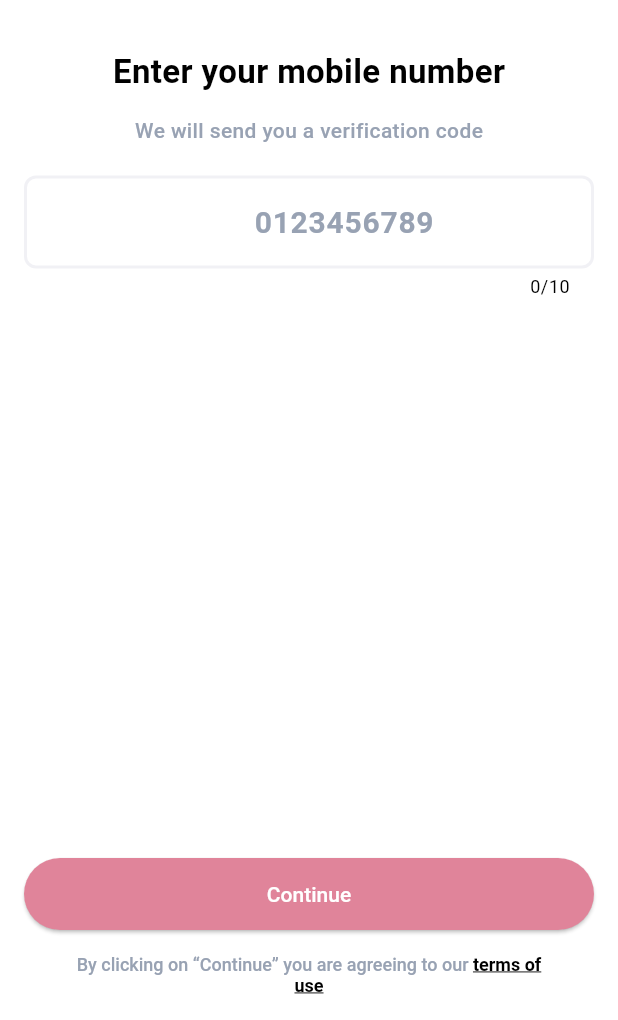
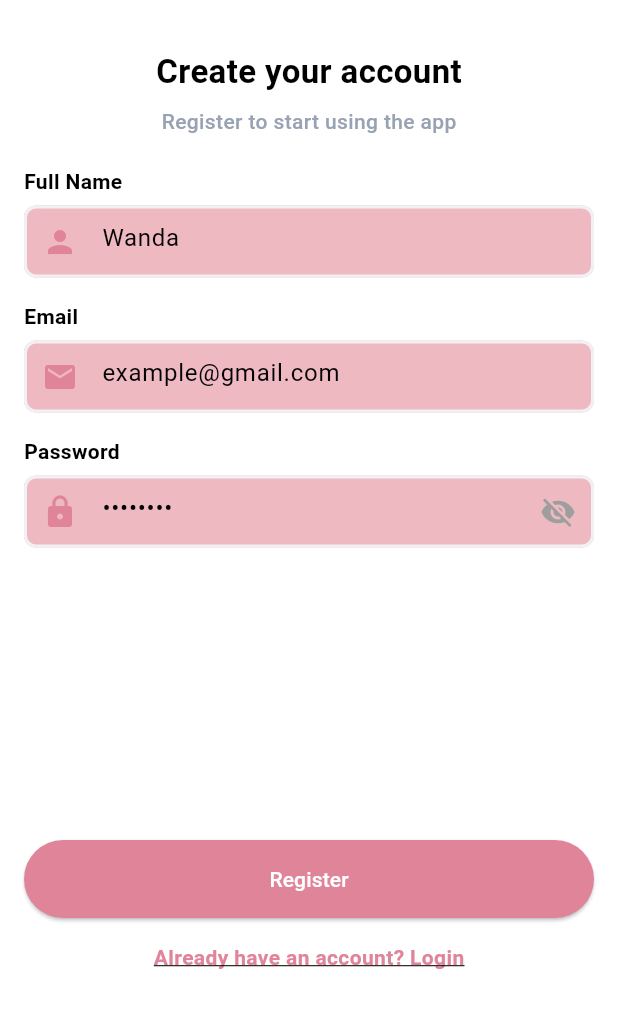
Before and after one commit to wandalionita05/florist, a Flutter app: the RegistrationScreen screen opened by its route, on a phone screen of 412 x 824 dp, the part 216-1236 px from its top. Run offline on Flutter 3.47's test engine with Material 3 defaults, Android fonts, the phone set to English and light mode, and no system bars; our stand-ins replace animated_theme_switcher, badges, cached_network_image, carousel_slider, dio, flutter_rating_bar and 5 more; missing offline and left inert: flutter_email_sender; accounts and stored records are empty; network calls fail.

Commit message:
ngerubah tampilan regist dan juga foto di dashboard

```diff
--- a/lib/utils/routes.dart
+++ b/lib/utils/routes.dart
@@ -24,5 +24,6 @@ class MyRoutes {
     //GetPage(name: '/search', page: () => VegetablesSearchScreen()),
     GetPage(name: '/details', page: () => VegetableDetailScreen()),
     //GetPage(name: '/ArExperience', page: () => ArExperience()),
+    GetPage(name: '/home', page: () => DashboardScreen()),
   ];
 }
--- a/lib/views/dashboard.dart
+++ b/lib/views/dashboard.dart
@@ -214,24 +214,24 @@ class _DashboardScreenState extends State<DashboardScreen>
                 scrollDirection: Axis.horizontal,
                 children: [
                   FlowerProductCard(
-                    image: "https://i.imgur.com/SYHeu2v.jpeg",
-                    name: "Bouquet Mawar Pink",
+                    image: "https://cdn.pixabay.com/photo/2014/07/14/11/44/bridal-393049_1280.jpg",
+                    name: "Wedding Bucket",
                     price: "Rp 120.000",
                     rating: 4.8,
                     onTap: () {},
                     onAddToCart: () {},
                   ),
                   FlowerProductCard(
-                    image: "https://i.imgur.com/fiZQwqG.jpeg",
-                    name: "Bucket Wisuda Elegan",
+                    image: "https://cdn.pixabay.com/photo/2025/03/26/09/05/postcard-9494030_1280.jpg",
+                    name: "Bucket Wisuda + Boneka",
                     price: "Rp 150.000",
                     rating: 4.9,
                     onTap: () {},
                     onAddToCart: () {},
                   ),
                   FlowerProductCard(
-                    image: "https://i.imgur.com/tjx3PqA.jpeg",
-                    name: "Tulip Pastel Mix",
+                    image: "https://pixabay.com/photos/bridal-bouquet-roses-wedding-2795428/",
+                    name: "Pink Pastel Wedding Bucket",
                     price: "Rp 175.000",
                     rating: 4.7,
                     onTap: () {},
@@ -268,7 +268,7 @@ class _DashboardScreenState extends State<DashboardScreen>
                 scrollDirection: Axis.horizontal,
                 children: [
                   FlowerProductCard(
-                    image: "https://i.imgur.com/v7Mkt8b.jpeg",
+                    image: "https://cdn.pixabay.com/photo/2018/07/17/21/49/flower-bouquet-3545096_1280.jpg",
                     name: "Bucket Wisuda Premium",
                     price: "Rp 190.000",
                     rating: 4.9,
@@ -276,16 +276,16 @@ class _DashboardScreenState extends State<DashboardScreen>
                     onAddToCart: () {},
                   ),
                   FlowerProductCard(
-                    image: "https://i.imgur.com/ACbnrZO.jpeg",
-                    name: "Bouquet Mawar Elegan",
+                    image: "https://cdn.pixabay.com/photo/2016/05/27/22/25/roses-1420719_1280.jpg",
+                    name: "Bucket Mawar Elegan",
                     price: "Rp 130.000",
                     rating: 4.8,
                     onTap: () {},
                     onAddToCart: () {},
                   ),
                   FlowerProductCard(
-                    image: "https://i.imgur.com/Bq5Vyzm.jpeg",
-                    name: "Wisuda Teddy Bear Flowers",
+                    image: "https://cdn.pixabay.com/photo/2020/02/11/10/20/bouquet-4839049_1280.jpg",
+                    name: "Wisuda Bucket Buah",
                     price: "Rp 200.000",
                     rating: 5.0,
                     onTap: () {},
--- a/lib/views/registration.dart
+++ b/lib/views/registration.dart
@@ -1,31 +1,38 @@
 import 'package:flutter/material.dart';
+import 'package:get/get.dart';
 import 'package:flutter/services.dart';
-import 'package:get/route_manager.dart';
 import 'package:florist/constants/assets.dart';
 import 'package:florist/views/common_widgets/appBar.dart';
 
-class RegistrationScreen extends StatelessWidget {
+class RegistrationScreen extends StatefulWidget {
   RegistrationScreen({Key? key}) : super(key: key);
+
+  @override
+  State<RegistrationScreen> createState() => _RegistrationScreenState();
+}
+
+class _RegistrationScreenState extends State<RegistrationScreen> {
+  final TextEditingController nameController = TextEditingController();
+  final TextEditingController emailController = TextEditingController();
+  final TextEditingController passwordController = TextEditingController();
+
+  bool obscurePassword = true;
 
   @override
   Widget build(BuildContext context) {
     return Scaffold(
-      //resizeToAvoidBottomInset: false,
       backgroundColor: Get.theme.scaffoldBackgroundColor,
       appBar: MyAppBar(
-          leading:
-              InkResponse(onTap: () => Get.back(), child: BackButtonIcon())),
+        leading: InkResponse(onTap: () => Get.back(), child: BackButtonIcon()),
+      ),
       body: Padding(
         padding: const EdgeInsets.all(16.0),
         child: Column(
-          mainAxisAlignment: MainAxisAlignment.start,
-          crossAxisAlignment: CrossAxisAlignment.center,
           children: [
+            // TOP
             Expanded(
               flex: 0,
               child: Column(
-                mainAxisAlignment: MainAxisAlignment.start,
-                crossAxisAlignment: CrossAxisAlignment.center,
                 children: [
                   CircleAvatar(
                     backgroundColor: Get.theme.cardColor,
@@ -34,115 +41,165 @@ class RegistrationScreen extends StatelessWidget {
                       padding: const EdgeInsets.all(8.0),
                       child: Image.asset(
                         Assets.imagesAppIcon,
-                        scale: 4.0,
+                        scale: 4,
                       ),
                     ),
                   ),
-                  SizedBox(
-                    height: 32,
-                  ),
-                  Text(
-                    "Enter your mobile number",
-                    //textAlign: TextAlign.center,
+                  const SizedBox(height: 32),
+                  const Text(
+                    "Create your account",
                     style: TextStyle(fontSize: 22, fontWeight: FontWeight.bold),
                   ),
-                  SizedBox(
-                    height: 14,
+                  const SizedBox(height: 8),
+                  Text(
+                    "Register to start using the app",
+                    style: TextStyle(
+                      fontSize: 14,
+                      fontWeight: FontWeight.w500,
+                      color: Get.theme.colorScheme.primary,
                     ),
-                  Text(
-                    "We will send you a verification code",
-                    //textAlign: TextAlign.center,
-                    style: TextStyle(
-                        fontWeight: FontWeight.w500,
-                        fontSize: 14,
-                        color: Get.theme.colorScheme.primary),
                   ),
-                  SizedBox(
-                    height: 20,
-                  ),
-                  TextField(
-                      textAlign: TextAlign.center,
-                      maxLength: 10,
-                      keyboardType: TextInputType.number,
-                      inputFormatters: [FilteringTextInputFormatter.digitsOnly],
-                      style: TextStyle(
-                        fontSize: 20,
-                        fontWeight: FontWeight.bold, /*color: Colors.black*/
-                      ),
-                      textAlignVertical: TextAlignVertical.center,
-                      decoration: InputDecoration(
-                        constraints: BoxConstraints.loose(Size.fromHeight(80)),
-                        border: InputBorder.none,
-                        hintText: "0123456789",
-                        hintStyle: TextStyle(
-                            fontSize: 20,
-                            color: Get.theme.colorScheme.primary,
-                            fontWeight: FontWeight.bold),
-                        //contentPadding: EdgeInsets.symmetric(horizontal: 16),
-                        prefix: Text(
-                          "+213",
-                          style: TextStyle(
-                              fontSize: 20,
-                              fontWeight: FontWeight.bold,
-                              color: Get.theme.primaryColor),
-                        ),
-                      )),
+                  const SizedBox(height: 20),
                 ],
               ),
             ),
+
+            // FORM
             Expanded(
               flex: 1,
+              child: SingleChildScrollView(
                 child: Column(
-                mainAxisAlignment: MainAxisAlignment.end,
+                  children: [
+                    _inputField(
+                      label: "Full Name",
+                      hint: "Wanda",
+                      controller: nameController,
+                      icon: Icons.person,
+                    ),
+                    const SizedBox(height: 16),
+                    _inputField(
+                      label: "Email",
+                      hint: "example@gmail.com",
+                      controller: emailController,
+                      icon: Icons.email,
+                      keyboard: TextInputType.emailAddress,
+                    ),
+                    const SizedBox(height: 16),
+                    _passwordField(),
+                  ],
+                ),
+              ),
+            ),
+
+            // BUTTON
+            Column(
               children: [
                 FractionallySizedBox(
                   widthFactor: 1,
                   child: ElevatedButton(
                     onPressed: () {
+                      // TODO: Hubungkan ke API register
                       Get.offAllNamed('/dashboard');
                     },
                     style: TextButton.styleFrom(
                       padding: const EdgeInsets.symmetric(vertical: 16),
-                          textStyle: TextStyle(
-                              fontSize: 14, fontWeight: FontWeight.w500),
-                          shape: StadiumBorder(),
+                      shape: const StadiumBorder(),
                       backgroundColor: Get.theme.primaryColor,
                     ),
+                    child: const Text(
+                      "Register",
+                      style: TextStyle(color: Colors.white),
+                    ),
+                  ),
+                ),
+                const SizedBox(height: 16),
+                GestureDetector(
+                  onTap: () => Get.toNamed('/login'),
                   child: Text(
-                          "Continue",
-                          style: TextStyle(color: Colors.white),
-                        )),
+                    "Already have an account? Login",
+                    style: TextStyle(
+                      fontSize: 14,
+                      fontWeight: FontWeight.bold,
+                      color: Get.theme.primaryColor,
+                      decoration: TextDecoration.underline,
                     ),
-                  SizedBox(
-                    height: 16,
                   ),
-                  Container(
-                      margin: const EdgeInsets.symmetric(horizontal: 32),
-                      child: RichText(
-                        textAlign: TextAlign.center,
-                        text: TextSpan(
-                          text:
-                              "By clicking on “Continue” you are agreeing to our ",
-                          style: TextStyle(
-                              fontWeight: FontWeight.w500,
-                              color: Get.theme.colorScheme.primary,
-                              fontSize: 12),
-                          children: <TextSpan>[
-                            TextSpan(
-                                text: "terms of use",
-                                style: TextStyle(
-                                    decoration: TextDecoration.underline,
-                                    fontWeight: FontWeight.w600,
-                                    color: Colors.black)),
+                ),
+                const SizedBox(height: 16),
               ],
             ),
-                      )),
-                ],
-              ),
-            )
           ],
         ),
       ),
     );
   }
+
+  // CUSTOM TEXT FIELD
+  Widget _inputField({
+    required String label,
+    required String hint,
+    required TextEditingController controller,
+    required IconData icon,
+    TextInputType keyboard = TextInputType.text,
+  }) {
+    return Column(
+      crossAxisAlignment: CrossAxisAlignment.start,
+      children: [
+        Text(label,
+            style: const TextStyle(fontSize: 14, fontWeight: FontWeight.w600)),
+        const SizedBox(height: 6),
+        TextField(
+          controller: controller,
+          keyboardType: keyboard,
+          decoration: InputDecoration(
+            hintText: hint,
+            prefixIcon: Icon(icon, color: Get.theme.primaryColor),
+            filled: true,
+            fillColor: Get.theme.cardColor,
+            border: OutlineInputBorder(
+              borderRadius: BorderRadius.circular(12),
+              borderSide: BorderSide.none,
+            ),
+          ),
+        ),
+      ],
+    );
   }
+
+  // PASSWORD FIELD
+  Widget _passwordField() {
+    return Column(
+      crossAxisAlignment: CrossAxisAlignment.start,
+      children: [
+        const Text("Password",
+            style: TextStyle(fontSize: 14, fontWeight: FontWeight.w600)),
+        const SizedBox(height: 6),
+        TextField(
+          controller: passwordController,
+          obscureText: obscurePassword,
+          decoration: InputDecoration(
+            hintText: "••••••••",
+            prefixIcon: Icon(Icons.lock, color: Get.theme.primaryColor),
+            suffixIcon: IconButton(
+              icon: Icon(
+                obscurePassword ? Icons.visibility_off : Icons.visibility,
+                color: Colors.grey,
+              ),
+              onPressed: () {
+                setState(() {
+                  obscurePassword = !obscurePassword;
+                });
+              },
+            ),
+            filled: true,
+            fillColor: Get.theme.cardColor,
+            border: OutlineInputBorder(
+              borderRadius: BorderRadius.circular(12),
+              borderSide: BorderSide.none,
+            ),
+          ),
+        ),
+      ],
+    );
+  }
+}
```
Lines whose indentation alone changed are shown as unchanged.
